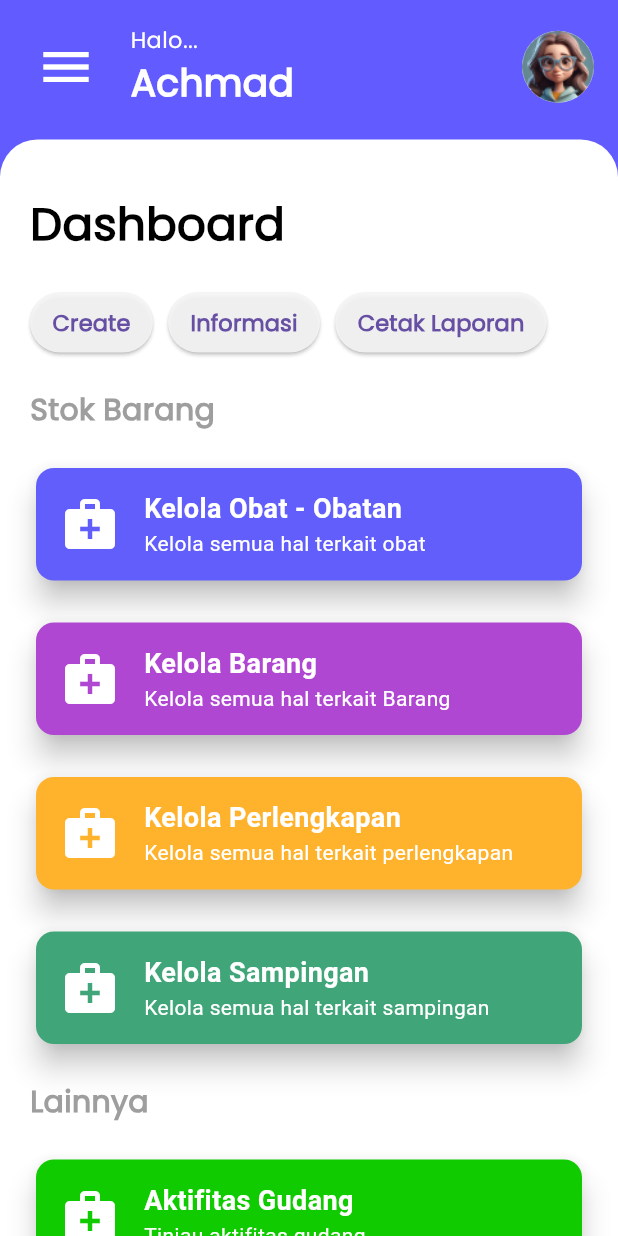
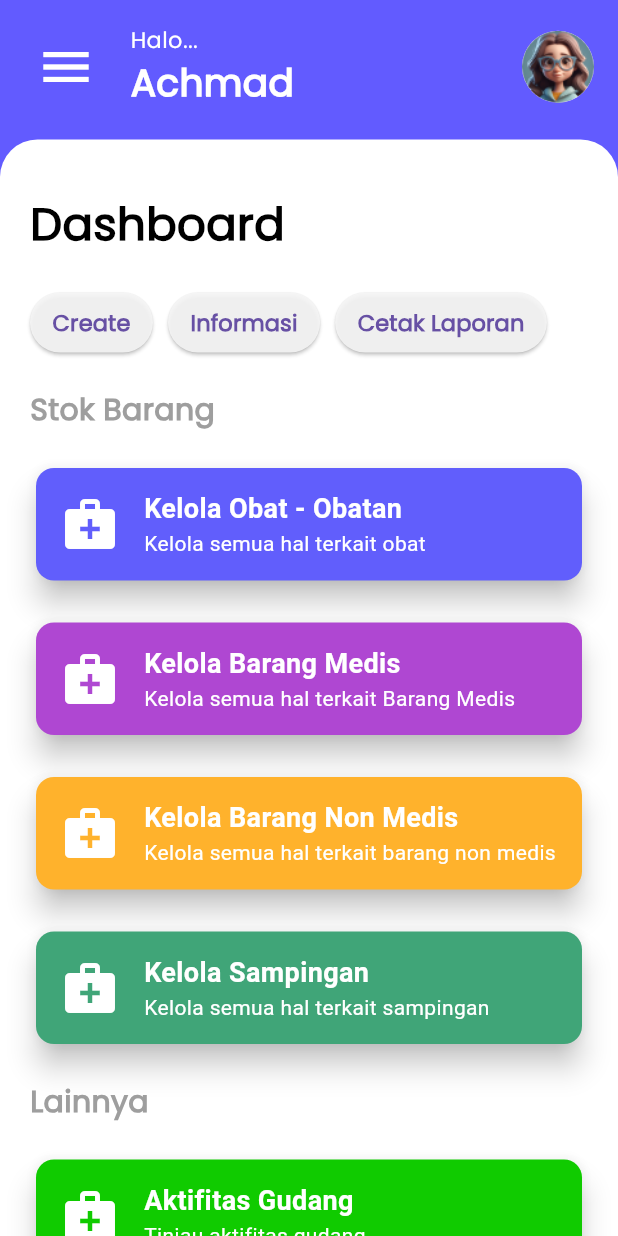
Before and after one commit to RockieBoy/apotek-cirea, a Flutter app: the Dashboard screen opened directly, on a phone screen of 412 x 824 dp. Run offline on Flutter 3.47's test engine with Material 3 defaults, Android fonts, the phone set to English and light mode, and no system bars.

Commit message:
edit dashboard and add image

```diff
--- a/lib/Dashboard.dart
+++ b/lib/Dashboard.dart
@@ -307,14 +307,14 @@ class Dashboard extends StatelessWidget {
                                         CrossAxisAlignment.start,
                                     mainAxisAlignment: MainAxisAlignment.center,
                                     children: [
-                                      Text('Kelola Barang',
+                                      Text('Kelola Barang Medis',
                                           style: TextStyle(
                                             color: Colors.white,
                                             fontSize: 18.0,
                                             fontWeight: FontWeight.bold,
                                           )),
                                       Text(
-                                        'Kelola semua hal terkait Barang',
+                                        'Kelola semua hal terkait Barang Medis',
                                         style: TextStyle(
                                           color: Colors.white,
                                           fontSize: 14.0,
@@ -356,14 +356,14 @@ class Dashboard extends StatelessWidget {
                                         CrossAxisAlignment.start,
                                     mainAxisAlignment: MainAxisAlignment.center,
                                     children: [
-                                      Text('Kelola Perlengkapan',
+                                      Text('Kelola Barang Non Medis',
                                           style: TextStyle(
                                             color: Colors.white,
                                             fontSize: 18.0,
                                             fontWeight: FontWeight.bold,
                                           )),
                                       Text(
-                                        'Kelola semua hal terkait perlengkapan',
+                                        'Kelola semua hal terkait barang non medis',
                                         style: TextStyle(
                                           color: Colors.white,
                                           fontSize: 14.0,
```
Also changed, not shown: assets/image/barcode.png (added).
